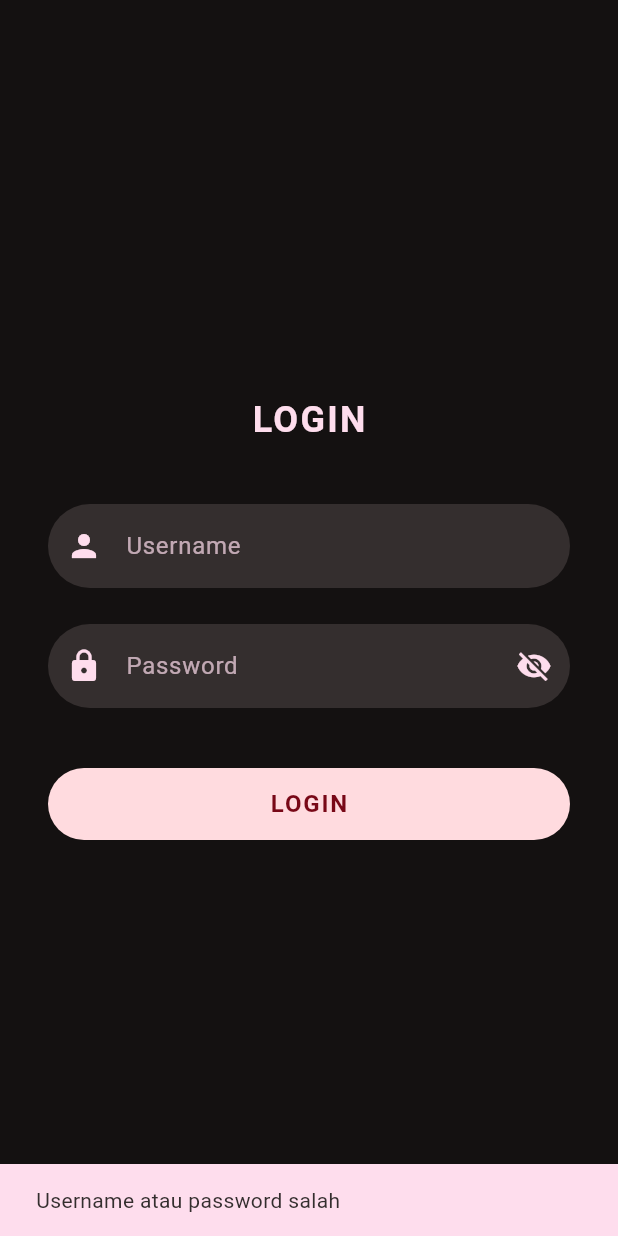
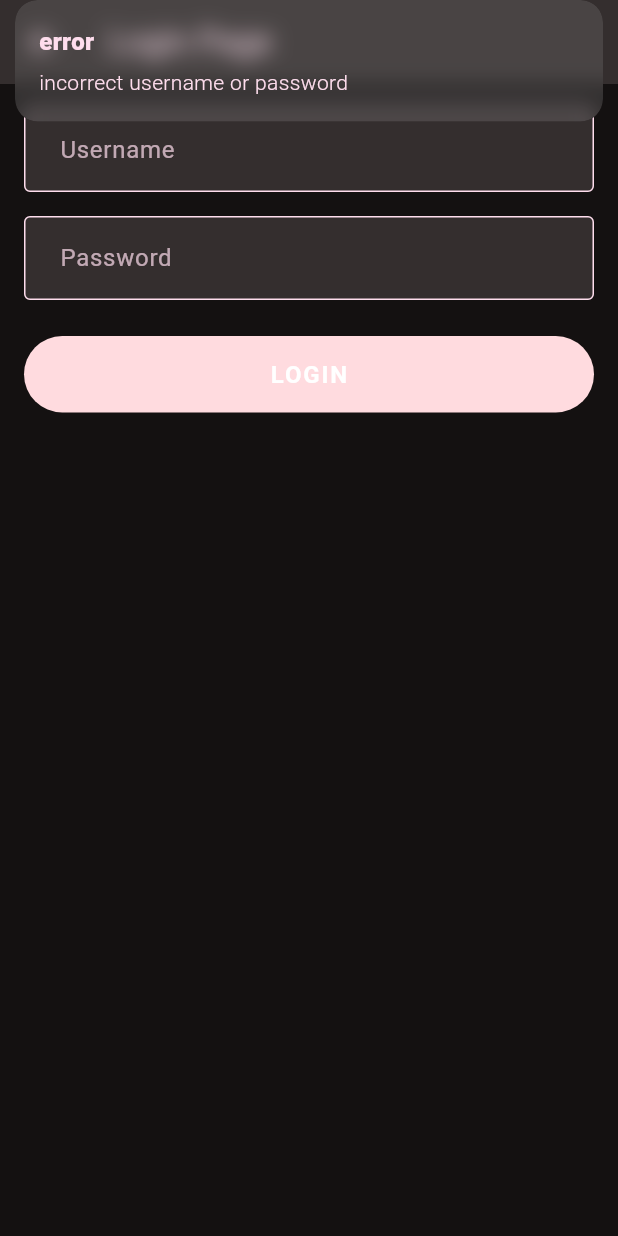
Before and after one commit to ozorozor/toDoListApp, a Flutter app: the LoginPage screen opened by its route, after a tap on "LOGIN", on a phone screen of 412 x 824 dp. Run offline on Flutter 3.47's test engine with Material 3 defaults, Android fonts, the phone set to English and light mode, and no system bars; our stand-ins replace get, shared_preferences; accounts and stored records are empty.

Commit message:
[OZ] rebuild repo

```diff
--- /dev/null
+++ b/lib/bindings/splashscreen_binding.dart
@@ -0,0 +1,13 @@
+import 'package:flutter_application_1/controllers/splashscreen_controller.dart';
+import 'package:get/get_instance/get_instance.dart';
+import 'package:get/get.dart';
+
+class SplashscreenBinding extends Bindings {
+  @override
+  void dependencies() {
+    // TODO: implement dependencies
+//     Get.lazyPut<LoginController>(() => LoginController());
+    Get.lazyPut<SplashscreenController>(() => SplashscreenController());
+  }
+
+}
--- a/lib/controllers/login_controller.dart
+++ b/lib/controllers/login_controller.dart
@@ -1,30 +1,19 @@
-import 'package:flutter/material.dart';
+import 'package:flutter/widgets.dart';
+import 'package:flutter_application_1/routes/app_routes.dart';
 import 'package:get/get.dart';
-import 'package:flutter_application_1/routes/app_routes.dart';
+import 'package:shared_preferences/shared_preferences.dart';
 
 class LoginController extends GetxController {
-  final usernameController = TextEditingController();
-  final passwordController = TextEditingController();
-
-  var obscurePassword = true.obs;
-
-  void login(BuildContext context) {
-    final username = usernameController.text.trim();
-    final password = passwordController.text.trim();
-
-    if (username == 'ozora' && password == 'nendra') {
+  TextEditingController usernameController = TextEditingController();
+  TextEditingController passwordController = TextEditingController();
+  login() async {
+    if (usernameController.text.toString() == "admin" &&
+        passwordController.text.toString() == "admin") {
+      final prefs = await SharedPreferences.getInstance();
+      prefs.setString("username", usernameController.text.toString());
       Get.offAllNamed(AppRoutes.DASHBOARD);
     } else {
-      ScaffoldMessenger.of(context).showSnackBar(
-        const SnackBar(content: Text('Username atau password salah')),
-      );
+      Get.snackbar("error", "incorrect username or password");
     }
   }
-
-  @override
-  void onClose() {
-    usernameController.dispose();
-    passwordController.dispose();
-    super.onClose();
-  }
 }
--- a/lib/main.dart
+++ b/lib/main.dart
@@ -66,7 +66,7 @@ class MyApp extends StatelessWidget {
         ),
         iconTheme: const IconThemeData(color: lightText),
       ),
-      initialRoute: AppRoutes.LOGIN,
+      initialRoute: AppRoutes.splashscreen,
       getPages: AppPages.routes,
     );
   }
--- a/lib/pages/login_page.dart
+++ b/lib/pages/login_page.dart
@@ -1,73 +1,41 @@
 import 'package:flutter/material.dart';
+import 'package:flutter_application_1/controllers/login_controller.dart';
+import 'package:flutter_application_1/reusable/custom.dart';
 import 'package:get/get.dart';
-import '../controllers/login_controller.dart';
 
-class LoginPage extends GetView<LoginController> {
-  const LoginPage({super.key});
+class LoginPage extends StatelessWidget {
+  LoginPage({super.key});
+
+  final loginController = Get.find<LoginController>();
 
   @override
   Widget build(BuildContext context) {
-    final theme = Theme.of(context);
-  final LoginController controller = Get.find<LoginController>();
-
     return Scaffold(
-      body: Center(
-        child: SingleChildScrollView(
-          padding: const EdgeInsets.symmetric(horizontal: 32, vertical: 24),
+      appBar: AppBar(title: const Text("Login Page")),
+      body: Padding(
+        padding: const EdgeInsets.all(16.0),
         child: Column(
-            mainAxisSize: MainAxisSize.min,
+          crossAxisAlignment: CrossAxisAlignment.stretch,
           children: [
-              Text(
-                'LOGIN',
-                style: theme.textTheme.headlineSmall?.copyWith(
-                  fontWeight: FontWeight.bold,
-                  letterSpacing: 1.5,
+            CustomTextField(
+              textEditingController: loginController.usernameController,
+              hintText: "Username",
             ),
-              ),
-              const SizedBox(height: 40),
-
-              TextField(
-                controller: controller.usernameController,
-                style: TextStyle(color: theme.colorScheme.onSurface),
-                decoration: const InputDecoration(
-                  prefixIcon: Icon(Icons.person),
-                  hintText: 'Username',
-                ),
+            const SizedBox(height: 16),
+            CustomTextField(
+              textEditingController: loginController.passwordController,
+              hintText: "Password",
+              obscureText: true,
             ),
             const SizedBox(height: 24),
-
-              Obx(() => TextField(
-                    controller: controller.passwordController,
-                    obscureText: controller.obscurePassword.value,
-                    style: TextStyle(color: theme.colorScheme.onSurface),
-                    decoration: InputDecoration(
-                      prefixIcon: const Icon(Icons.lock),
-                      suffixIcon: IconButton(
-                        icon: Icon(
-                          controller.obscurePassword.value
-                              ? Icons.visibility_off
-                              : Icons.visibility,
-                        ),
+            CustomButton(
+              text: "LOGIN",
+              textColor: Colors.white,
               onPressed: () {
-                          controller.obscurePassword.value =
-                              !controller.obscurePassword.value;
+                loginController.login();
               },
             ),
-                      hintText: 'Password',
-                    ),
-                  )),
-              const SizedBox(height: 40),
-
-              SizedBox(
-                width: double.infinity,
-                height: 48,
-                child: ElevatedButton(
-                  onPressed: () => controller.login(context),
-                  child: const Text('LOGIN'),
-                ),
-              ),
           ],
-          ),
         ),
       ),
     );
--- /dev/null
+++ b/lib/reusable/custom.dart
@@ -0,0 +1,53 @@
+import 'package:flutter/material.dart';
+
+class CustomTextField extends StatelessWidget {
+  final TextEditingController textEditingController;
+  final String hintText;
+  final bool obscureText;
+
+  const CustomTextField({
+    super.key,
+    required this.textEditingController,
+    required this.hintText,
+    this.obscureText = false,
+  });
+
+  @override
+  Widget build(BuildContext context) {
+    return TextField(
+      controller: textEditingController,
+      obscureText: obscureText,
+      decoration: InputDecoration(
+        hintText: hintText,
+        border: const OutlineInputBorder(),
+      ),
+    );
+  }
+}
+
+class CustomButton extends StatelessWidget {
+  final String text;
+  final Color textColor;
+  final VoidCallback onPressed;
+
+  const CustomButton({
+    super.key,
+    required this.text,
+    required this.textColor,
+    required this.onPressed,
+  });
+
+  @override
+  Widget build(BuildContext context) {
+    return ElevatedButton(
+      onPressed: onPressed,
+      style: ElevatedButton.styleFrom(
+        padding: const EdgeInsets.symmetric(vertical: 16),
+      ),
+      child: Text(
+        text,
+        style: TextStyle(color: textColor, fontSize: 16),
+      ),
+    );
+  }
+}
--- a/lib/routes/app_pages.dart
+++ b/lib/routes/app_pages.dart
@@ -1,6 +1,8 @@
 import 'package:flutter_application_1/bindings/add_todo_binding.dart';
 import 'package:flutter_application_1/bindings/edit_todo_binding.dart';
 import 'package:flutter_application_1/bindings/login_binding.dart';
+import 'package:flutter_application_1/bindings/splashscreen_binding.dart';
+import 'package:flutter_application_1/pages/splashscreen_page.dart';
 import 'package:get/get.dart';
 import 'package:flutter_application_1/pages/login_page.dart';
 import 'package:flutter_application_1/pages/dashboard_page.dart';
@@ -17,7 +19,7 @@ class AppPages {
   static final routes = [
     GetPage(
       name: AppRoutes.LOGIN,
-      page: () => const LoginPage(),
+      page: () => LoginPage(),
       binding : LoginBinding(),
     ),
     GetPage(
@@ -42,6 +44,11 @@ class AppPages {
       page: () => const HistoryPage(),
       binding: TodoBinding(),
     ),
+    GetPage(
+      name: AppRoutes.splashscreen,
+      page: () => SplashscreenPage(),
+      binding: SplashscreenBinding()
+    ),
 
     GetPage(
       name: AppRoutes.EDIT_TODO,
--- a/lib/routes/app_routes.dart
+++ b/lib/routes/app_routes.dart
@@ -6,4 +6,5 @@ class AppRoutes {
   static const EDIT_TODO = '/edit_todo';
   static const HISTORY = '/history';
   static const PROFILE = '/profile';
+  static const splashscreen = '/splashscreen';
 }
--- a/pubspec.yaml
+++ b/pubspec.yaml
@@ -35,6 +35,7 @@ dependencies:
   # The following adds the Cupertino Icons font to your application.
   # Use with the CupertinoIcons class for iOS style icons.
   cupertino_icons: ^1.0.8
+  shared_preferences: ^2.5.3
 
 dev_dependencies:
   flutter_test:
```
Also changed, not shown: lib/controllers/profile_controller.dart (added, +20 -0 lines), lib/controllers/splashscreen_controller.dart (added, +22 -0 lines), lib/pages/profile_page.dart (+6 -9 lines), lib/pages/splashscreen_page.dart (added, +15 -0 lines), pubspec.lock, 1 other file. Lines whose indentation alone changed are shown as unchanged.
